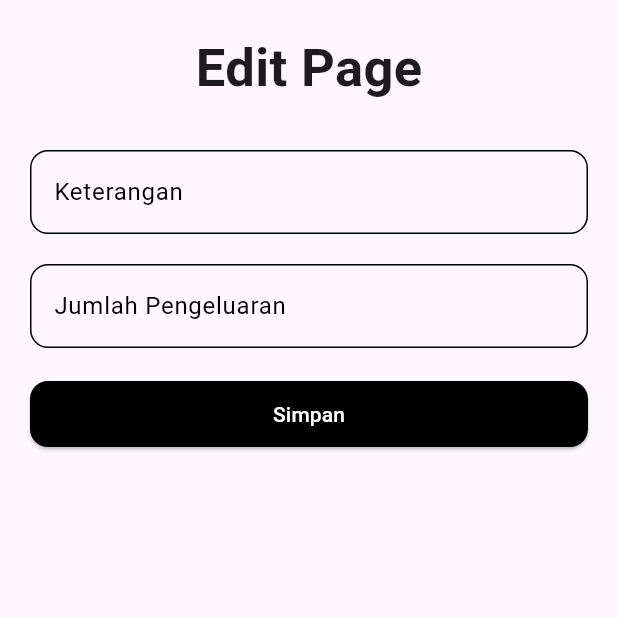
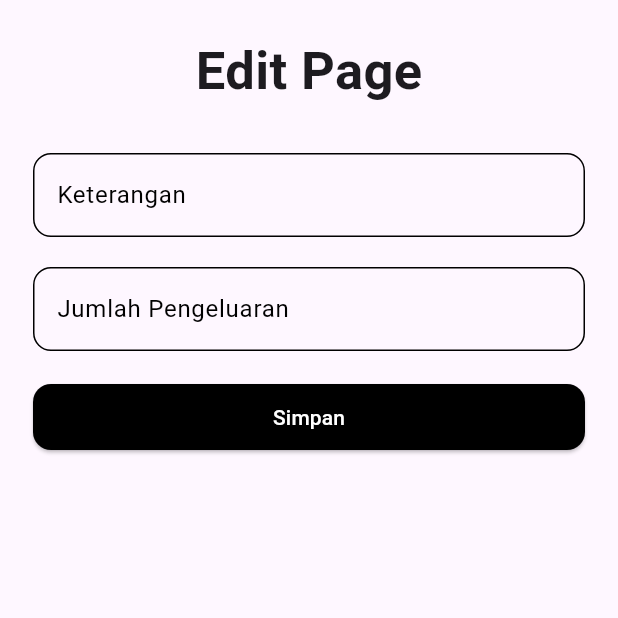
Before and after one commit to belalangsembah41/expense-tracker, a Flutter app: the EditPage screen opened directly with empty values, on a phone screen of 412 x 824 dp, the top half of it. Run offline on Flutter 3.47's test engine with Material 3 defaults, Android fonts, the phone set to English and light mode, and no system bars; our stand-ins replace supabase_flutter; accounts and stored records are empty; statements that could not run were skipped.

Commit message:
initial version

```diff
--- a/lib/edit.dart
+++ b/lib/edit.dart
@@ -33,7 +33,7 @@ class _EditPageState extends State<EditPage> {
   Widget build(BuildContext context) {
     return Scaffold(
       body: Container(
-        padding: EdgeInsets.all(20),
+        padding: EdgeInsets.all(22),
         child: SingleChildScrollView(
           child: Column(
             crossAxisAlignment: CrossAxisAlignment.center,
```
